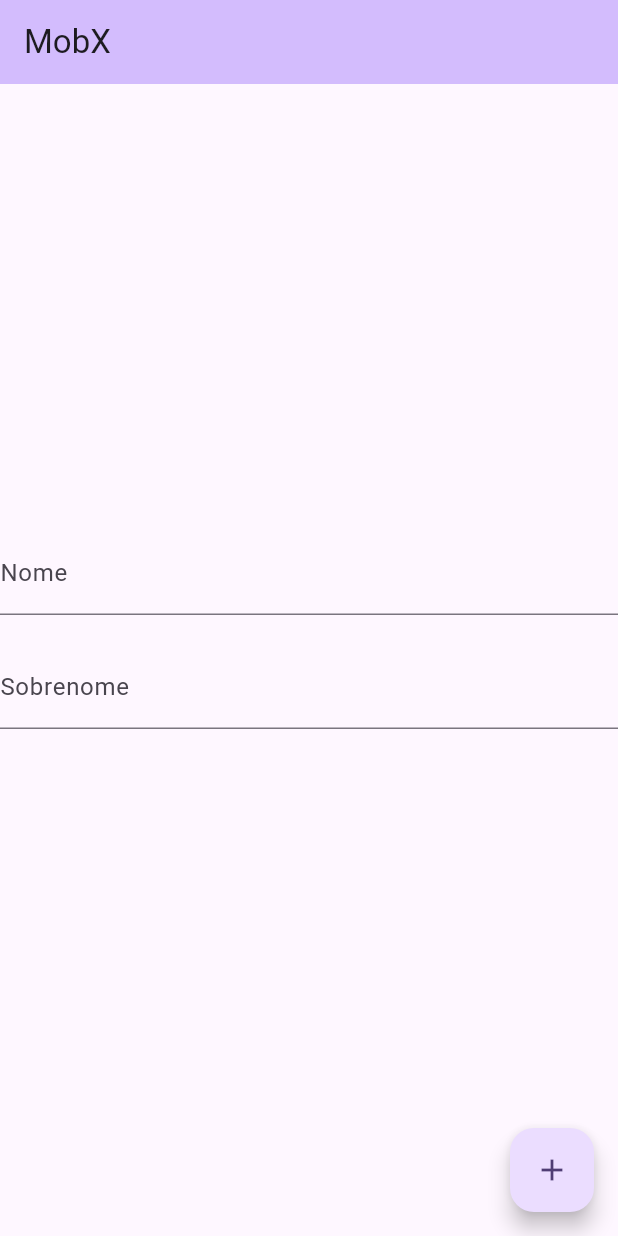
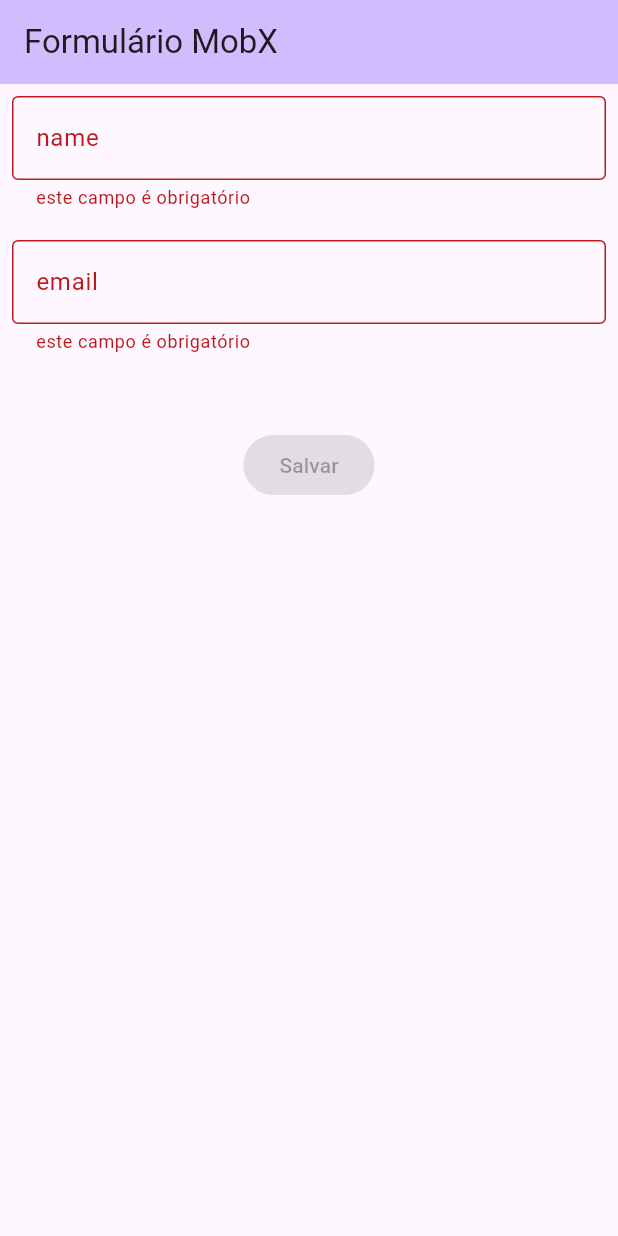
Before and after one commit to joaovitorpd/form_mobx, a Flutter app: the screen it shows after launch, on a phone screen of 412 x 824 dp. Run offline on Flutter 3.47's test engine with Material 3 defaults, Android fonts, the phone set to English and light mode, and no system bars; our stand-ins replace flutter_mobx, mobx; generated files the repository leaves out were written again.

Commit message:
Class 4 Reactive Form implemented

```diff
--- a/lib/controller.dart
+++ b/lib/controller.dart
@@ -1,25 +1,32 @@
+import 'package:counter_mobx/models/client.dart';
 import 'package:mobx/mobx.dart';
 part 'controller.g.dart'; //allways the name_of_this_file.g
 
 class Controller = ControllerBase with _$Controller;
 
 abstract class ControllerBase with Store {
-  @observable
-  String name = '';
-
-  @observable
-  String lastName = '';
+  final client = Client();
 
   @computed
-  String get fullName => '$name $lastName';
-
-  @action
-  updateName(String newName) {
-    name = newName;
+  bool get isValid {
+    return validateName() == null && validateEmail() == null;
   }
 
-  @action
-  updateLastName(String newLastName) {
-    lastName = newLastName;
+  String? validateName() {
+    if (client.name == null || client.name!.isEmpty) {
+      return "este campo é obrigatório";
+    } else if (client.name!.length < 3) {
+      return "seu nome precisa ter mais de 3 caracteres";
+    }
+    return null;
+  }
+
+  String? validateEmail() {
+    if (client.email == null || client.email!.isEmpty) {
+      return "este campo é obrigatório";
+    } else if (!client.email!.contains('@')) {
+      return "esse não é um email válido";
+    }
+    return null;
   }
 }
--- a/lib/home.dart
+++ b/lib/home.dart
@@ -7,37 +7,52 @@
 
   final controller = Controller();
 
+  _textField({String? labelText, onChanged, String? Function()? errorText}) {
+    return TextField(
+      onChanged: onChanged,
+      decoration: InputDecoration(
+        border: const OutlineInputBorder(),
+        labelText: labelText,
+        errorText: errorText == null ? null : errorText(),
+      ),
+    );
+  }
+
   @override
   Widget build(BuildContext context) {
     return Scaffold(
       appBar: AppBar(
         backgroundColor: Theme.of(context).colorScheme.inversePrimary,
-        title: const Text("MobX"),
+        title: const Text("Formulário MobX"),
       ),
-      body: Center(
+      body: Padding(
+        padding: const EdgeInsets.all(8.0),
         child: Column(
-          mainAxisAlignment: MainAxisAlignment.center,
           children: <Widget>[
-            TextField(
-              decoration: const InputDecoration(labelText: 'Nome'),
-              onChanged: controller.updateName,
-            ),
-            const SizedBox(height: 20),
-            TextField(
-              decoration: const InputDecoration(labelText: 'Sobrenome'),
-              onChanged: controller.updateLastName,
-            ),
+            Observer(builder: (_) {
+              return _textField(
+                errorText: controller.validateName,
+                labelText: 'name',
+                onChanged: controller.client.changeName,
+              );
+            }),
             const SizedBox(height: 20),
             Observer(builder: (_) {
-              return Text(controller.fullName);
+              return _textField(
+                errorText: controller.validateEmail,
+                labelText: 'email',
+                onChanged: controller.client.changeEmail,
+              );
             }),
+            const SizedBox(height: 50),
+            Observer(builder: (_) {
+              return ElevatedButton(
+                onPressed: controller.isValid ? () {} : null,
+                child: const Text('Salvar'),
+              );
+            })
           ],
         ),
-      ),
-      floatingActionButton: FloatingActionButton(
-        onPressed: () {},
-        tooltip: 'Increment',
-        child: const Icon(Icons.add),
       ),
     );
   }
```
Also changed, not shown: lib/controller.g.dart, 2 other files.
